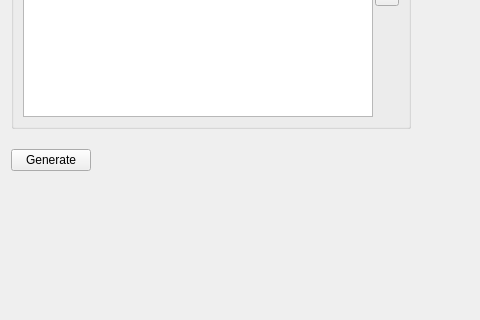
Qt form src/ui/structured_mesh_dialog.ui (IPH-ECO/iph-eco-gui) before a commit; both pictures show x 0 to 480 and y 282 to 602 of the 1240 by 688 pixel window.
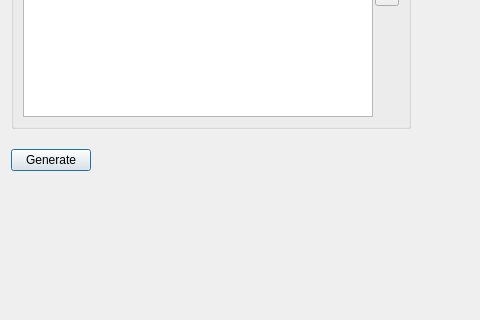
The same form after that commit. Icons and pictures are not drawn. Custom widgets are drawn as their Qt base class.

Patch:
```diff
--- a/src/ui/structured_mesh_dialog.ui
+++ b/src/ui/structured_mesh_dialog.ui
@@ -1,7 +1,7 @@
 <?xml version="1.0" encoding="UTF-8"?>
 <ui version="4.0">
  <class>StructuredMeshDialog</class>
- <widget class="QWidget" name="StructuredMeshDialog">
+ <widget class="QDialog" name="StructuredMeshDialog">
   <property name="geometry">
    <rect>
     <x>0</x>
```
Left out of the diff: 5 changed lines with no effect on the pictures. Lines whose indentation alone changed are shown as unchanged.
